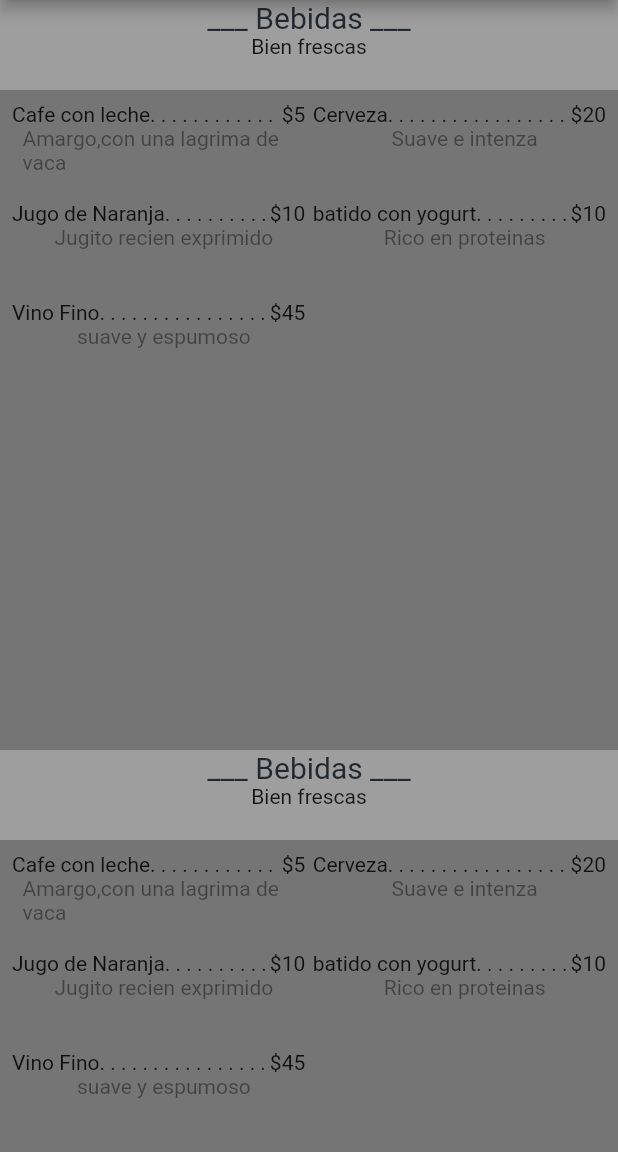
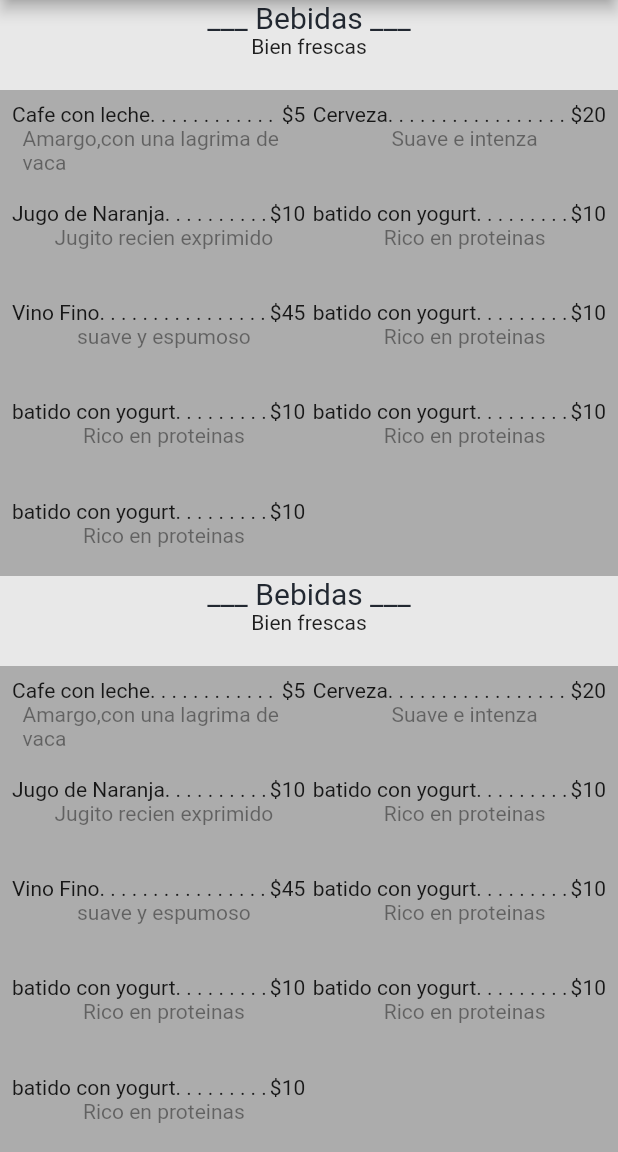
Before and after one commit to Fonzeca/Pedidos-Online, a Flutter app: the screen it shows after launch, on a phone screen of 412 x 824 dp, the part 84-1236 px from its top. Run offline on Flutter 3.47's test engine with Material 2 defaults, Android fonts, the light colour scheme and no system bars; our stand-ins replace bloc, equatable; Roboto replaces fonts that are missing (Raleway).

Commit message:
Litte changes

```diff
--- a/pedidos_online_front/lib/src/carta/view/pagina_basico.dart
+++ b/pedidos_online_front/lib/src/carta/view/pagina_basico.dart
@@ -8,23 +8,14 @@ class basico extends StatelessWidget {
   @override
   Widget build(BuildContext context) {
     return Scaffold(
-        resizeToAvoidBottomPadding: false,
       backgroundColor: Color(0xFFe8e8e8),
       appBar: AppBar(
         title: Text('Pedidos Online'),
         backgroundColor: Color(0xFF30475E),
       ),
-        body: Center(
-          child: SingleChildScrollView(
-            scrollDirection: Axis.vertical,
-            child: Column(
-              mainAxisAlignment: MainAxisAlignment.center,
-              children: <Widget>[
-                Container(
-                    alignment: Alignment.center,
-                    width: 900,
-                    height: 1000,
-                    color: Colors.grey,
+      body: Container(
+        width: double.infinity,
+        height: double.infinity,
         child: Column(
           mainAxisAlignment: MainAxisAlignment.center,
           children: [
@@ -39,11 +30,11 @@ class basico extends StatelessWidget {
             ),
             Expanded(child: _crearGridView()),
           ],
-                    ))
-              ],
         ),
       ),
-        ));
+    );
+
+
   }
 }
 
@@ -52,8 +43,10 @@ class basico extends StatelessWidget {
 Widget _crearGridView() {
   return Container(
       width: 800,
+      height: double.infinity,
       color: Colors.black26,
       child: GridView.count(
+        physics: NeverScrollableScrollPhysics(),
           mainAxisSpacing: 1,
           padding: EdgeInsets.all(8),
           scrollDirection: Axis.vertical,
@@ -88,6 +81,26 @@ Widget _crearGridView() {
               name: "Vino Fino",
               price: "45",
             ),
+            ItemLabel(
+              description: "Rico en proteinas",
+              name: "batido con yogurt",
+              price: "10",
+            ),
+            ItemLabel(
+              description: "Rico en proteinas",
+              name: "batido con yogurt",
+              price: "10",
+            ),
+            ItemLabel(
+              description: "Rico en proteinas",
+              name: "batido con yogurt",
+              price: "10",
+            ),
+            ItemLabel(
+              description: "Rico en proteinas",
+              name: "batido con yogurt",
+              price: "10",
+            ),
           ])
       //
       );
```
Lines whose indentation alone changed are shown as unchanged.
